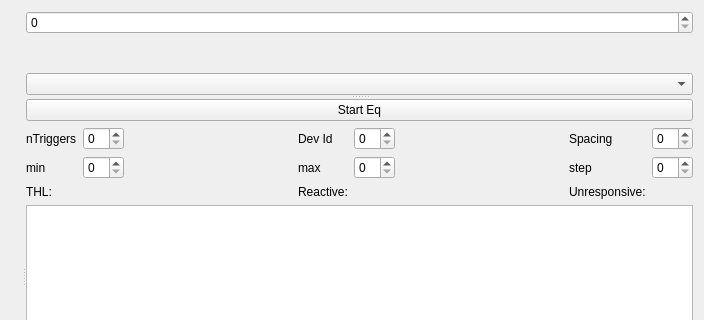
The window that SpidrMpx3Eq/qcstmequalization.ui (navrit/dexter) describes before a commit, drawn with Qt 5; both pictures show x 0 to 704 and y 0 to 320 of the 704 by 551 pixel window.
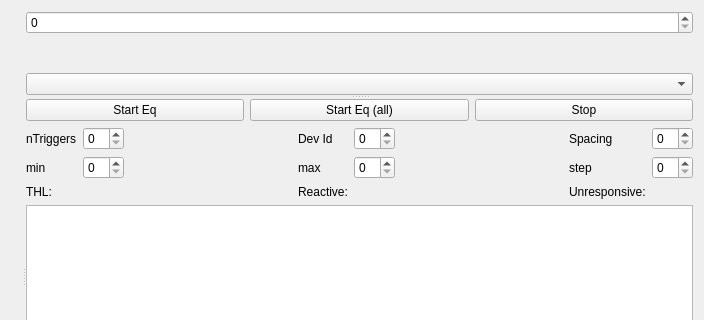
The same window after the commit. Custom widgets are drawn as their Qt base class.

```diff
--- a/SpidrMpx3Eq/qcstmequalization.ui
+++ b/SpidrMpx3Eq/qcstmequalization.ui
@@ -60,11 +60,29 @@
       <widget class="QWidget" name="layoutWidget">
        <layout class="QVBoxLayout" name="verticalLayout_10">
         <item>
+         <layout class="QHBoxLayout" name="horizontalLayout">
+          <item>
          <widget class="QPushButton" name="_startEq">
           <property name="text">
            <string>Start Eq</string>
           </property>
          </widget>
+          </item>
+          <item>
+           <widget class="QPushButton" name="_startEqAll">
+            <property name="text">
+             <string>Start Eq (all)</string>
+            </property>
+           </widget>
+          </item>
+          <item>
+           <widget class="QPushButton" name="_stopEq">
+            <property name="text">
+             <string>Stop</string>
+            </property>
+           </widget>
+          </item>
+         </layout>
         </item>
         <item>
          <layout class="QVBoxLayout" name="verticalLayout_9">
```
Lines whose indentation alone changed are shown as unchanged.
